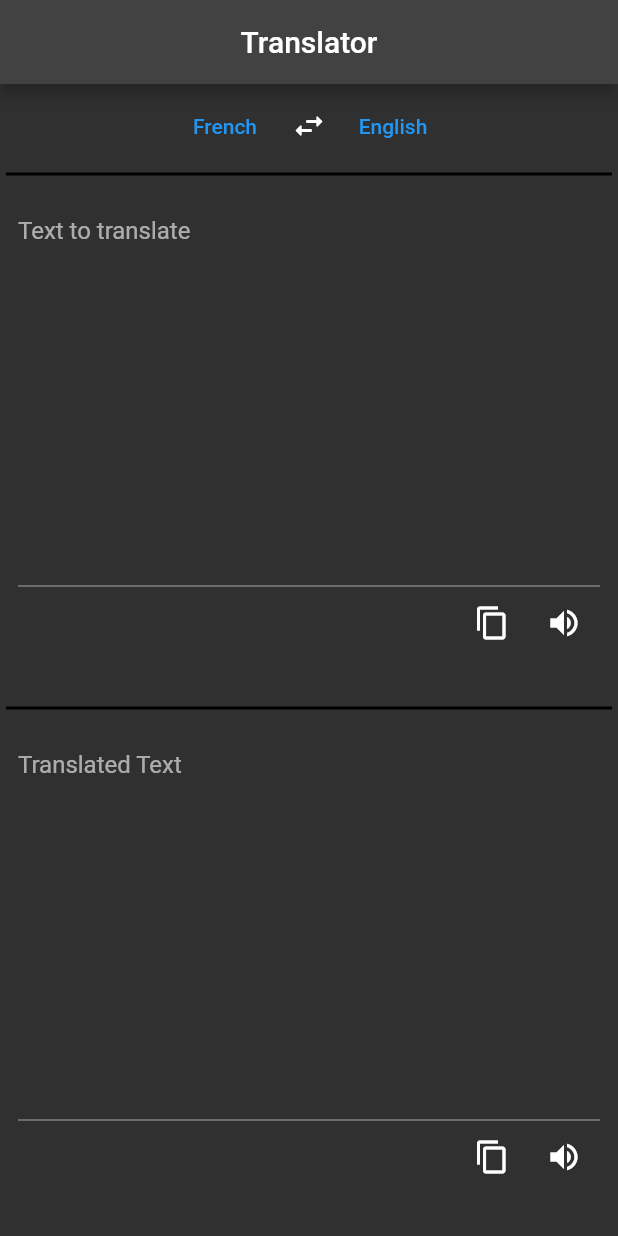
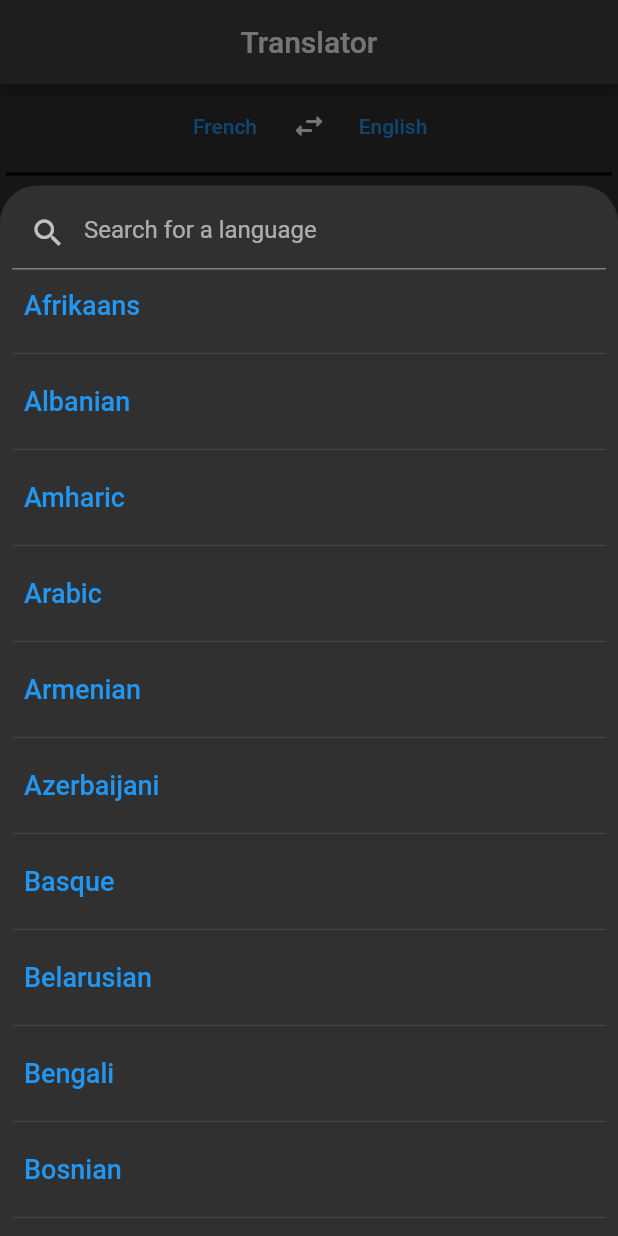
Before and after one commit to Louis-Navarro/simply-translate, a Flutter app: the screen it shows after launch, after a tap on the "swap horiz" icon, after a tap on "French", on a phone screen of 412 x 824 dp. Run offline on Flutter 3.47's test engine with Material 2 defaults, Android fonts, the phone set to English and light mode, and no system bars; our stand-ins replace just_audio.

Commit message:
Added possibility to change languages

```diff
--- a/lib/pages/home.dart
+++ b/lib/pages/home.dart
@@ -19,6 +19,119 @@ import 'package:flutter/material.dart';
 import 'package:flutter/services.dart';
 import 'package:http/http.dart' as http;
 import 'package:just_audio/just_audio.dart';
+
+import '../widgets/list_view_search.dart';
+
+const languages = <String>[
+  'Afrikaans',
+  'Albanian',
+  'Amharic',
+  'Arabic',
+  'Armenian',
+  'Azerbaijani',
+  'Basque',
+  'Belarusian',
+  'Bengali',
+  'Bosnian',
+  'Bulgarian',
+  'Catalan',
+  'Cebuano',
+  'Chichewa',
+  'Chinese',
+  'Corsican',
+  'Croatian',
+  'Czech',
+  'Danish',
+  'Dutch',
+  'English',
+  'Esperanto',
+  'Estonian',
+  'Filipino',
+  'Finnish',
+  'French',
+  'Frisian',
+  'Galician',
+  'Georgian',
+  'German',
+  'Greek',
+  'Gujarati',
+  'Haitian Creole',
+  'Hausa',
+  'Hawaiian',
+  'Hebrew',
+  'Hindi',
+  'Hmong',
+  'Hungarian',
+  'Icelandic',
+  'Igbo',
+  'Indonesian',
+  'Irish',
+  'Italian',
+  'Japanese',
+  'Javanese',
+  'Kannada',
+  'Kazakh',
+  'Khmer',
+  'Kinyarwanda',
+  'Korean',
+  'Kurdish (Kurmanji)',
+  'Kyrgyz',
+  'Lao',
+  'Latin',
+  'Latvian',
+  'Lithuanian',
+  'Luxembourgish',
+  'Macedonian',
+  'Malagasy',
+  'Malay',
+  'Malayalam',
+  'Maltese',
+  'Maori',
+  'Marathi',
+  'Mongolian',
+  'Myanmar (Burmese)',
+  'Nepali',
+  'Norwegian',
+  'Odia (Oriya)',
+  'Pashto',
+  'Persian',
+  'Polish',
+  'Portuguese',
+  'Punjabi',
+  'Romanian',
+  'Russian',
+  'Samoan',
+  'Scots Gaelic',
+  'Serbian',
+  'Sesotho',
+  'Shona',
+  'Sindhi',
+  'Sinhala',
+  'Slovak',
+  'Slovenian',
+  'Somali',
+  'Spanish',
+  'Sundanese',
+  'Swahili',
+  'Swedish',
+  'Tajik',
+  'Tamil',
+  'Tatar',
+  'Telugu',
+  'Thai',
+  'Turkish',
+  'Turkmen',
+  'Ukrainian',
+  'Urdu',
+  'Uyghur',
+  'Uzbek',
+  'Vietnamese',
+  'Welsh',
+  'Xhosa',
+  'Yiddish',
+  'Yoruba',
+  'Zulu',
+];
 
 class TranslatorPage extends StatefulWidget {
   const TranslatorPage({Key? key}) : super(key: key);
@@ -58,11 +171,11 @@ class _TranslatorPageState extends State<TranslatorPage> {
       final req = await http.get(url);
       if (req.statusCode == 200) {
         outputTextController.text = req.body;
-        await audioPlayerInput.setUrl(
-          _getTtsLink('english', inputTextController.text).toString(),
+        audioPlayerInput.setUrl(
+          _getTtsLink(from, inputTextController.text).toString(),
         );
-        await audioPlayerOutput.setUrl(
-          _getTtsLink('french', outputTextController.text).toString(),
+        audioPlayerOutput.setUrl(
+          _getTtsLink(to, outputTextController.text).toString(),
         );
         setState(() {
           error = false;
@@ -77,7 +190,7 @@ class _TranslatorPageState extends State<TranslatorPage> {
     });
   }
 
-  String _getLink(String text, {String engine = 'libre'}) {
+  String _getLink(String text, {String engine = 'google'}) {
     return Uri.https(api, 'api/translate',
         {'from': from, 'to': to, 'engine': engine, 'text': text}).toString();
     // return '$apiLink/translate?from=$from&to=$to&text=$text&engine=$engine';
@@ -87,6 +200,26 @@ class _TranslatorPageState extends State<TranslatorPage> {
     return Uri.https(
         api, 'api/tts', {'lang': lang, 'engine': engine, 'text': text});
     // return '$apiLink/tts?lang=$lang&text=$text&engine=$engine';
+  }
+
+  void _swapLanguages() {
+    if (swaping) return;
+    setState(() {
+      swaping = true;
+    });
+
+    String temp = inputTextController.text;
+    inputTextController.text = outputTextController.text;
+    outputTextController.text = temp;
+
+    temp = from;
+    from = to;
+    to = temp;
+
+    setState(() {
+      _translateText(inputTextController.text);
+      swaping = false;
+    });
   }
 
   @override
@@ -123,33 +256,75 @@ class _TranslatorPageState extends State<TranslatorPage> {
                 children: <Widget>[
                   TextButton(
                     child: Text(from),
-                    onPressed: () {},
+                    onPressed: () {
+                      showModalBottomSheet(
+                        context: context,
+                        isScrollControlled: true,
+                        isDismissible: true,
+                        shape: const RoundedRectangleBorder(
+                          borderRadius:
+                              BorderRadius.vertical(top: Radius.circular(25)),
+                        ),
+                        builder: (context) => DraggableScrollableSheet(
+                          initialChildSize: 0.85,
+                          // minChildSize: 0.6,
+                          // maxChildSize: 0.9,
+                          expand: false,
+                          builder: (context, scroll) => SeachListView(
+                            options: languages,
+                            func: (String value) {
+                              setState(() {
+                                if (value == to) {
+                                  _swapLanguages();
+                                  return;
+                                }
+                                from = value;
+                              });
+                              _translateText(inputTextController.text);
+                              Navigator.pop(context);
+                            },
+                          ),
+                        ),
+                      );
+                    },
                   ),
                   IconButton(
-                    onPressed: () {
-                      if (swaping) return;
-                      setState(() {
-                        swaping = true;
-                      });
-
-                      String temp = inputTextController.text;
-                      inputTextController.text = outputTextController.text;
-                      outputTextController.text = temp;
-
-                      temp = from;
-                      from = to;
-                      to = temp;
-
-                      setState(() {
-                        _translateText(inputTextController.text);
-                        swaping = false;
-                      });
-                    },
+                    onPressed: () => _swapLanguages(),
                     icon: const Icon(Icons.swap_horiz_rounded),
                   ),
                   TextButton(
                     child: Text(to),
-                    onPressed: () {},
+                    onPressed: () {
+                      showModalBottomSheet(
+                        context: context,
+                        isScrollControlled: true,
+                        isDismissible: true,
+                        shape: const RoundedRectangleBorder(
+                          borderRadius:
+                              BorderRadius.vertical(top: Radius.circular(15)),
+                        ),
+                        builder: (context) => DraggableScrollableSheet(
+                          initialChildSize: 0.85,
+                          // minChildSize: 0.6,
+                          // maxChildSize: 0.9,
+                          expand: false,
+                          builder: (context, scroll) => SeachListView(
+                            options: languages,
+                            func: (String value) {
+                              setState(() {
+                                if (value == from) {
+                                  _swapLanguages();
+                                  return;
+                                }
+                                to = value;
+                              });
+                              _translateText(inputTextController.text);
+                              Navigator.pop(context);
+                            },
+                          ),
+                        ),
+                      );
+                    },
                   ),
                 ],
               ),
--- /dev/null
+++ b/lib/widgets/list_view_search.dart
@@ -0,0 +1,89 @@
+// Copyright (C) 2021 Louis-Navarro
+//
+// This program is free software: you can redistribute it and/or modify
+// it under the terms of the GNU Affero General Public License as
+// published by the Free Software Foundation, either version 3 of the
+// License, or (at your option) any later version.
+//
+// This program is distributed in the hope that it will be useful,
+// but WITHOUT ANY WARRANTY; without even the implied warranty of
+// MERCHANTABILITY or FITNESS FOR A PARTICULAR PURPOSE.  See the
+// GNU Affero General Public License for more details.
+//
+// You should have received a copy of the GNU Affero General Public License
+// along with this program.  If not, see <http://www.gnu.org/licenses/>.
+
+import 'package:flutter/material.dart';
+
+class SeachListView extends StatefulWidget {
+  final List<String> options;
+  final void Function(String) func;
+
+  const SeachListView({required this.options, required this.func, Key? key})
+      : super(key: key);
+
+  @override
+  _SeachListViewState createState() => _SeachListViewState();
+}
+
+class _SeachListViewState extends State<SeachListView> {
+  late final List<String> options;
+  late List<String> showLanguages;
+  late final void Function(String) func;
+
+  @override
+  void initState() {
+    func = widget.func;
+    options = widget.options;
+    showLanguages = options;
+
+    super.initState();
+  }
+
+  @override
+  Widget build(BuildContext context) {
+    return Padding(
+      padding: const EdgeInsets.all(8.0),
+      child: Column(
+        children: [
+          TextField(
+            onChanged: (String value) {
+              showLanguages = options
+                  .where((lang) =>
+                      lang.toLowerCase().startsWith(value.toLowerCase()))
+                  .toList();
+              setState(() => {});
+            },
+            decoration: const InputDecoration(
+              prefixIcon: Icon(Icons.search),
+              hintText: 'Search for a language',
+            ),
+          ),
+          Expanded(
+            child: ListView.separated(
+              itemCount: showLanguages.length,
+              itemBuilder: (context, int index) {
+                final String value = showLanguages[index];
+                return TextButton(
+                  onPressed: () => func(value),
+                  style: const ButtonStyle(
+                    alignment: Alignment.centerLeft,
+                  ),
+                  child: Text(
+                    value,
+                    style: const TextStyle(
+                      fontSize: 18,
+                    ),
+                  ),
+                );
+              },
+              separatorBuilder: (context, inx) {
+                return const Divider();
+              },
+            ),
+          ),
+        ],
+      ),
+    );
+  }
+}
```
